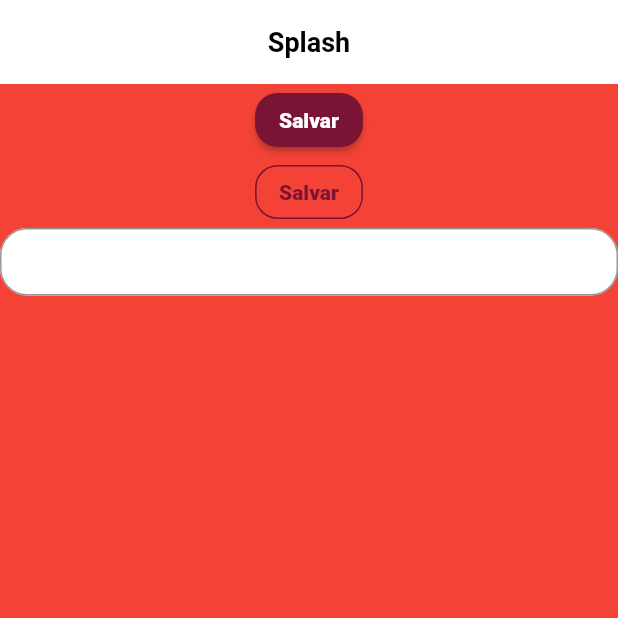
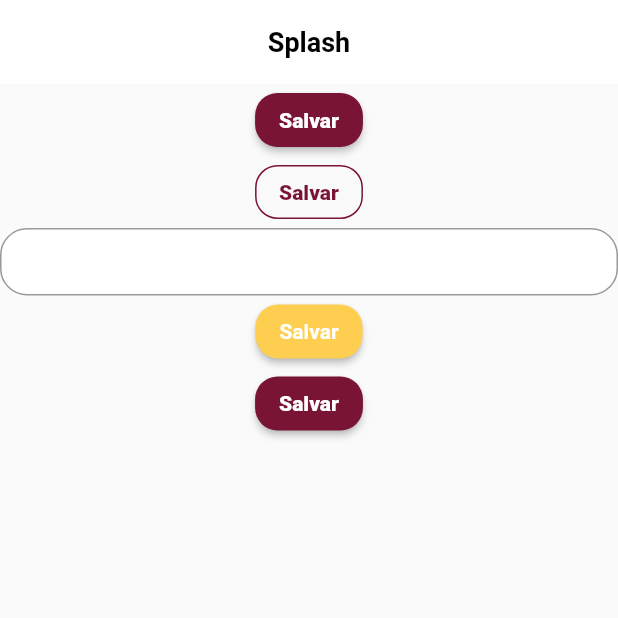
Before and after one commit to devCarlosAlexandre/fwc_album_app, a Flutter app: the screen it shows after launch, on a phone screen of 412 x 824 dp, the top half of it. Run offline on Flutter 3.47's test engine with Material 2 defaults, Android fonts, the phone set to English and light mode, and no system bars; Roboto replaces fonts that are missing (MPlus1P, Poppins).

Commit message:
feat: :lipstick: button
button create

create button styles

```diff
--- a/lib/app/core/styles/button_styles.dart
+++ b/lib/app/core/ui/styles/button_styles.dart
@@ -1,6 +1,6 @@
 import 'package:flutter/material.dart';
-import 'package:fwc_album_app/app/core/styles/colors_app.dart';
-import 'package:fwc_album_app/app/core/styles/text_styles.dart';
+import 'package:fwc_album_app/app/core/ui/styles/colors_app.dart';
+import 'package:fwc_album_app/app/core/ui/styles/text_styles.dart';
 
 class ButtonStyles {
   static ButtonStyles? _instance;
@@ -12,7 +12,7 @@ class ButtonStyles {
   }
 
   ButtonStyle get yellowButton => ElevatedButton.styleFrom(
-        primary: ColorsApp.i.yellow,
+        backgroundColor: ColorsApp.i.yellow,
         shape: RoundedRectangleBorder(
           borderRadius: BorderRadius.circular(15),
         ),
@@ -32,7 +32,7 @@ class ButtonStyles {
       );
 
   ButtonStyle get primaryButton => ElevatedButton.styleFrom(
-        primary: ColorsApp.i.primary,
+        backgroundColor: ColorsApp.i.primary,
         shape: RoundedRectangleBorder(
           borderRadius: BorderRadius.circular(15),
         ),
--- a/lib/app/core/styles/text_styles.dart
+++ b/lib/app/core/ui/styles/text_styles.dart
@@ -4,7 +4,6 @@ import 'colors_app.dart';
 
 class TextStyles {
   static TextStyles? _instance;
-  // Avoid self isntance
   TextStyles._();
   static TextStyles get i {
     _instance ??= TextStyles._();
--- /dev/null
+++ b/lib/app/core/ui/widgets/button.dart
@@ -0,0 +1,59 @@
+import 'package:flutter/material.dart';
+import 'package:fwc_album_app/app/core/ui/styles/button_styles.dart';
+import '../styles/text_styles.dart';
+
+class Button extends StatelessWidget {
+  final ButtonStyle style;
+  final TextStyle labelStyle;
+  final String label;
+  final double? width;
+  final double? height;
+  final VoidCallback? onPressed;
+  final bool outline;
+
+  const Button({
+    super.key,
+    required this.style,
+    required this.labelStyle,
+    required this.label,
+    this.width,
+    this.height,
+    this.onPressed,
+    this.outline = false,
+  });
+
+  Button.primary({
+    super.key,
+    required this.label,
+    this.width,
+    this.height,
+    this.onPressed,
+  })  : style = ButtonStyles.i.primaryButton,
+        labelStyle = TextStyles.i.textSecondaryFontExtraBold,
+        outline = false;
+
+  @override
+  Widget build(BuildContext context) {
+    final labelText = Text(
+      label,
+      style: labelStyle,
+      overflow: TextOverflow.ellipsis,
+    );
+
+    return SizedBox(
+      width: width,
+      height: height,
+      child: outline
+          ? OutlinedButton(
+              onPressed: onPressed,
+              style: style,
+              child: labelText,
+            )
+          : ElevatedButton(
+              onPressed: onPressed,
+              style: style,
+              child: labelText,
+            ),
+    );
+  }
+}
--- a/lib/app/pages/spalsh/splash_page.dart
+++ b/lib/app/pages/spalsh/splash_page.dart
@@ -1,7 +1,8 @@
 import 'package:flutter/material.dart';
-import 'package:fwc_album_app/app/core/styles/button_styles.dart';
-import 'package:fwc_album_app/app/core/styles/colors_app.dart';
-import '../../core/styles/text_styles.dart';
+import 'package:fwc_album_app/app/core/ui/styles/button_styles.dart';
+import 'package:fwc_album_app/app/core/ui/styles/colors_app.dart';
+import '../../core/ui/styles/text_styles.dart';
+import '../../core/ui/widgets/button.dart';
 
 class SpashPage extends StatelessWidget {
   const SpashPage({Key? key}) : super(key: key);
@@ -9,7 +10,7 @@ class SpashPage extends StatelessWidget {
   @override
   Widget build(BuildContext context) {
     return Scaffold(
-      backgroundColor: Colors.red,
+      //  backgroundColor: Colors.red,
       appBar: AppBar(title: const Text("Splash")),
       body: Center(
         child: Column(
@@ -24,7 +25,17 @@ class SpashPage extends StatelessWidget {
               child: const Text("Salvar"),
               onPressed: () {},
             ),
-            TextField()
+            const TextField(),
+            Button(
+              style: ButtonStyles.i.yellowButton,
+              labelStyle: context.textStyles.textPrimaryFontBold,
+              label: 'Salvar',
+              onPressed: () {},
+            ),
+            Button.primary(
+              label: 'Salvar',
+              onPressed: () {},
+            ),
           ],
         ),
       ),
--- a/lib/app/services/fwc_album_appp.dart
+++ b/lib/app/services/fwc_album_appp.dart
@@ -1,5 +1,5 @@
 import 'package:flutter/material.dart';
-import 'package:fwc_album_app/app/core/theme/theme_config.dart';
+import 'package:fwc_album_app/app/core/ui/theme/theme_config.dart';
 import 'package:fwc_album_app/app/pages/spalsh/splash_page.dart';
 
 class FwcAlbumApp extends StatelessWidget {
```
Also changed, not shown: lib/app/core/ui/styles/colors_app.dart (renamed from lib/app/core/styles/colors_app.dart), lib/app/core/ui/theme/theme_config.dart (renamed from lib/app/core/theme/theme_config.dart).
